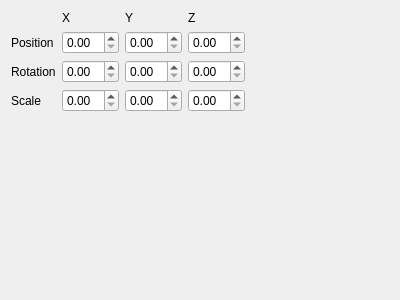
QTGuys/Project_1_QT, file Project_1_QT/transform.ui: the form before one commit.
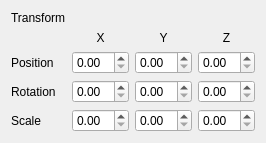
The form after the commit.

Patch:
```diff
--- a/Project_1_QT/transform.ui
+++ b/Project_1_QT/transform.ui
@@ -6,35 +6,74 @@
    <rect>
     <x>0</x>
     <y>0</y>
-    <width>400</width>
-    <height>300</height>
+    <width>256</width>
+    <height>121</height>
    </rect>
   </property>
   <property name="windowTitle">
    <string>Form</string>
   </property>
   <layout class="QGridLayout" name="gridLayout">
-   <item row="1" column="2">
+   <item row="2" column="1">
+    <widget class="QDoubleSpinBox" name="doubleSpinBox"/>
+   </item>
+   <item row="3" column="3">
+    <widget class="QDoubleSpinBox" name="doubleSpinBox_6"/>
+   </item>
+   <item row="4" column="2">
+    <widget class="QDoubleSpinBox" name="doubleSpinBox_8"/>
+   </item>
+   <item row="2" column="0">
+    <widget class="QLabel" name="label">
+     <property name="text">
+      <string>Position</string>
+     </property>
+    </widget>
+   </item>
+   <item row="2" column="3">
+    <widget class="QDoubleSpinBox" name="doubleSpinBox_3"/>
+   </item>
+   <item row="0" column="0">
+    <widget class="QLabel" name="label_4">
+     <property name="text">
+      <string>Transform</string>
+     </property>
+    </widget>
+   </item>
+   <item row="4" column="0">
+    <widget class="QLabel" name="label_2">
+     <property name="text">
+      <string>Scale</string>
+     </property>
+    </widget>
+   </item>
+   <item row="2" column="2">
     <widget class="QDoubleSpinBox" name="doubleSpinBox_2"/>
    </item>
-   <item row="0" column="2">
-    <widget class="QLabel" name="label_6">
-     <property name="text">
-      <string>Y</string>
+   <item row="4" column="4">
+    <spacer name="horizontalSpacer">
+     <property name="orientation">
+      <enum>Qt::Horizontal</enum>
      </property>
-    </widget>
+     <property name="sizeHint" stdset="0">
+      <size>
+       <width>40</width>
+       <height>20</height>
+      </size>
+     </property>
+    </spacer>
    </item>
-   <item row="0" column="1">
+   <item row="1" column="1">
     <widget class="QLabel" name="label_5">
      <property name="text">
       <string>X</string>
      </property>
+     <property name="alignment">
+      <set>Qt::AlignCenter</set>
+     </property>
     </widget>
    </item>
-   <item row="2" column="2">
-    <widget class="QDoubleSpinBox" name="doubleSpinBox_5"/>
-   </item>
-   <item row="4" column="1">
+   <item row="5" column="1">
     <spacer name="verticalSpacer">
      <property name="orientation">
       <enum>Qt::Vertical</enum>
@@ -47,68 +86,45 @@
      </property>
     </spacer>
    </item>
-   <item row="2" column="3">
-    <widget class="QDoubleSpinBox" name="doubleSpinBox_6"/>
+   <item row="3" column="1">
+    <widget class="QDoubleSpinBox" name="doubleSpinBox_4"/>
    </item>
-   <item row="2" column="0">
+   <item row="3" column="0">
     <widget class="QLabel" name="label_3">
      <property name="text">
       <string>Rotation</string>
      </property>
     </widget>
    </item>
-   <item row="1" column="1">
-    <widget class="QDoubleSpinBox" name="doubleSpinBox"/>
+   <item row="3" column="2">
+    <widget class="QDoubleSpinBox" name="doubleSpinBox_5"/>
    </item>
-   <item row="3" column="0">
-    <widget class="QLabel" name="label_2">
-     <property name="text">
-      <string>Scale</string>
-     </property>
-    </widget>
+   <item row="4" column="3">
+    <widget class="QDoubleSpinBox" name="doubleSpinBox_9"/>
    </item>
-   <item row="0" column="3">
+   <item row="1" column="3">
     <widget class="QLabel" name="label_7">
      <property name="text">
       <string>Z</string>
      </property>
+     <property name="alignment">
+      <set>Qt::AlignCenter</set>
+     </property>
     </widget>
    </item>
-   <item row="3" column="3">
-    <widget class="QDoubleSpinBox" name="doubleSpinBox_9"/>
-   </item>
-   <item row="3" column="1">
+   <item row="4" column="1">
     <widget class="QDoubleSpinBox" name="doubleSpinBox_7"/>
    </item>
-   <item row="3" column="2">
-    <widget class="QDoubleSpinBox" name="doubleSpinBox_8"/>
-   </item>
-   <item row="1" column="0">
-    <widget class="QLabel" name="label">
+   <item row="1" column="2">
+    <widget class="QLabel" name="label_6">
      <property name="text">
-      <string>Position</string>
+      <string>Y</string>
+     </property>
+     <property name="alignment">
+      <set>Qt::AlignCenter</set>
      </property>
     </widget>
    </item>
-   <item row="1" column="3">
-    <widget class="QDoubleSpinBox" name="doubleSpinBox_3"/>
-   </item>
-   <item row="2" column="1">
-    <widget class="QDoubleSpinBox" name="doubleSpinBox_4"/>
-   </item>
-   <item row="3" column="4">
-    <spacer name="horizontalSpacer">
-     <property name="orientation">
-      <enum>Qt::Horizontal</enum>
-     </property>
-     <property name="sizeHint" stdset="0">
-      <size>
-       <width>40</width>
-       <height>20</height>
-      </size>
-     </property>
-    </spacer>
-   </item>
   </layout>
  </widget>
  <resources/>
```
